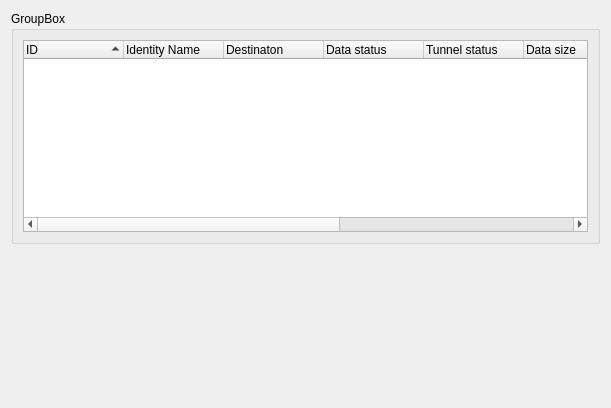
Old version of the form retroshare-gui/src/gui/statistics/GlobalRouterStatistics.ui in the repository RetroShare/RetroShare.
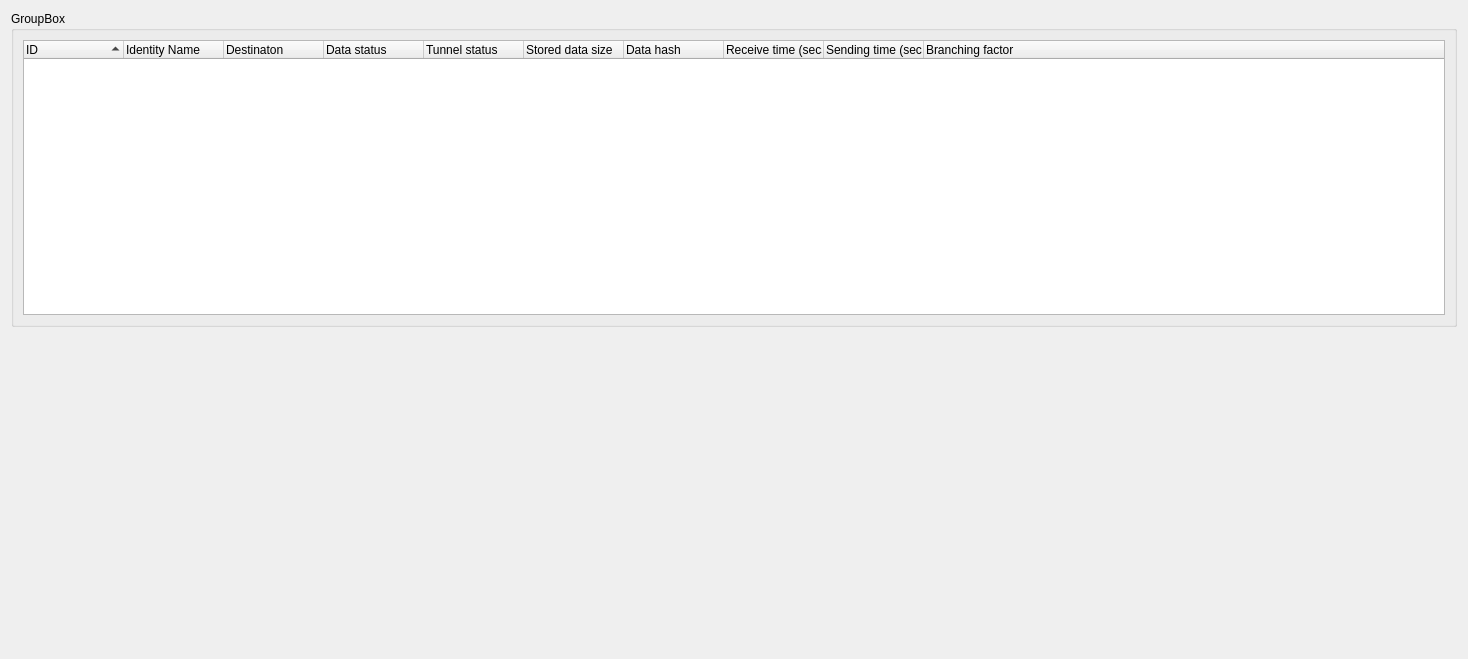
New version of the form.

Commit message: fixed culumn name in GR stats

```diff
--- a/retroshare-gui/src/gui/statistics/GlobalRouterStatistics.ui
+++ b/retroshare-gui/src/gui/statistics/GlobalRouterStatistics.ui
@@ -6,8 +6,8 @@
    <rect>
     <x>0</x>
     <y>0</y>
-    <width>611</width>
-    <height>408</height>
+    <width>1468</width>
+    <height>659</height>
    </rect>
   </property>
   <property name="windowTitle">
@@ -34,8 +34,8 @@
         <rect>
          <x>0</x>
          <y>0</y>
-         <width>593</width>
-         <height>156</height>
+         <width>1450</width>
+         <height>317</height>
         </rect>
        </property>
       </widget>
@@ -83,7 +83,7 @@
         </column>
         <column>
          <property name="text">
-          <string>Data size</string>
+          <string>Stored data size</string>
          </property>
         </column>
         <column>
@@ -93,12 +93,12 @@
         </column>
         <column>
          <property name="text">
-          <string>Received</string>
+          <string>Receive time (secs ago)</string>
          </property>
         </column>
         <column>
          <property name="text">
-          <string>Send</string>
+          <string>Sending time (secs ago)</string>
          </property>
         </column>
         <column>
```
